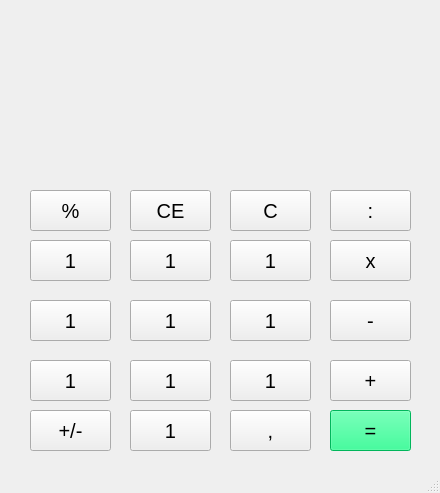
GreenSystemDuy08/TL-C4K-PTI01, file PTI/BTVN/Tuan1/tuan1_Duy_Calculator.ui: the form before one commit.
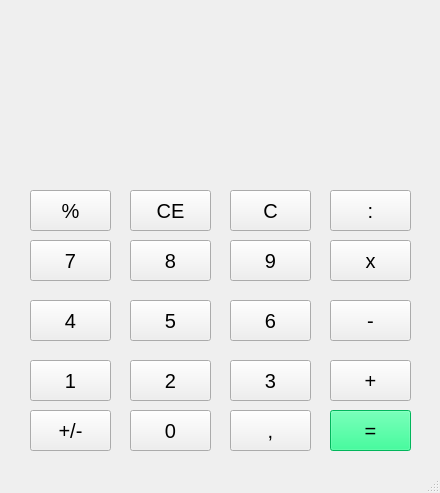
The form after the commit.

Diff of the .ui file:
```diff
--- a/PTI/BTVN/Tuan1/tuan1_Duy_Calculator.ui
+++ b/PTI/BTVN/Tuan1/tuan1_Duy_Calculator.ui
@@ -29,7 +29,7 @@
      </font>
     </property>
     <property name="text">
-     <string>1</string>
+     <string>7</string>
     </property>
    </widget>
    <widget class="QPushButton" name="pushButton_2">
@@ -47,7 +47,7 @@
      </font>
     </property>
     <property name="text">
-     <string>1</string>
+     <string>8</string>
     </property>
    </widget>
    <widget class="QPushButton" name="pushButton_3">
@@ -65,7 +65,7 @@
      </font>
     </property>
     <property name="text">
-     <string>1</string>
+     <string>2</string>
     </property>
    </widget>
    <widget class="QPushButton" name="pushButton_4">
@@ -101,7 +101,7 @@
      </font>
     </property>
     <property name="text">
-     <string>1</string>
+     <string>9</string>
     </property>
    </widget>
    <widget class="QPushButton" name="pushButton_6">
@@ -119,7 +119,7 @@
      </font>
     </property>
     <property name="text">
-     <string>1</string>
+     <string>4</string>
     </property>
    </widget>
    <widget class="QPushButton" name="pushButton_7">
@@ -137,7 +137,7 @@
      </font>
     </property>
     <property name="text">
-     <string>1</string>
+     <string>5</string>
     </property>
    </widget>
    <widget class="QPushButton" name="pushButton_8">
@@ -155,7 +155,7 @@
      </font>
     </property>
     <property name="text">
-     <string>1</string>
+     <string>6</string>
     </property>
    </widget>
    <widget class="QPushButton" name="pushButton_9">
@@ -173,7 +173,7 @@
      </font>
     </property>
     <property name="text">
-     <string>1</string>
+     <string>3</string>
     </property>
    </widget>
    <widget class="QPushButton" name="pushButton_10">
@@ -209,7 +209,7 @@
      </font>
     </property>
     <property name="text">
-     <string>1</string>
+     <string>0</string>
     </property>
    </widget>
    <widget class="QPushButton" name="pushButton_12">
```
